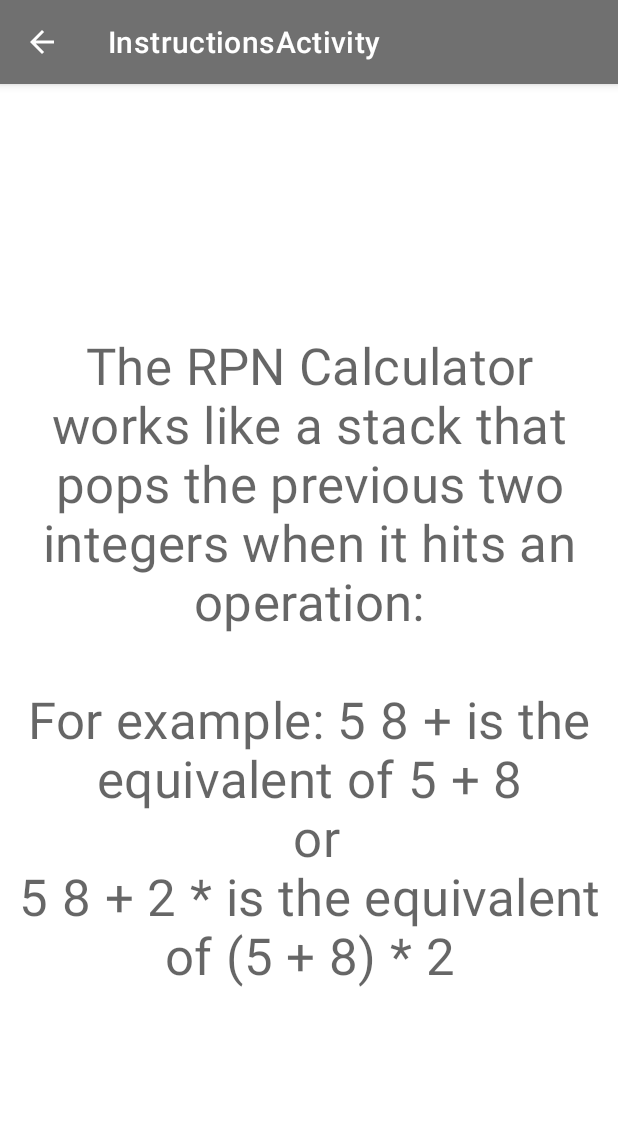
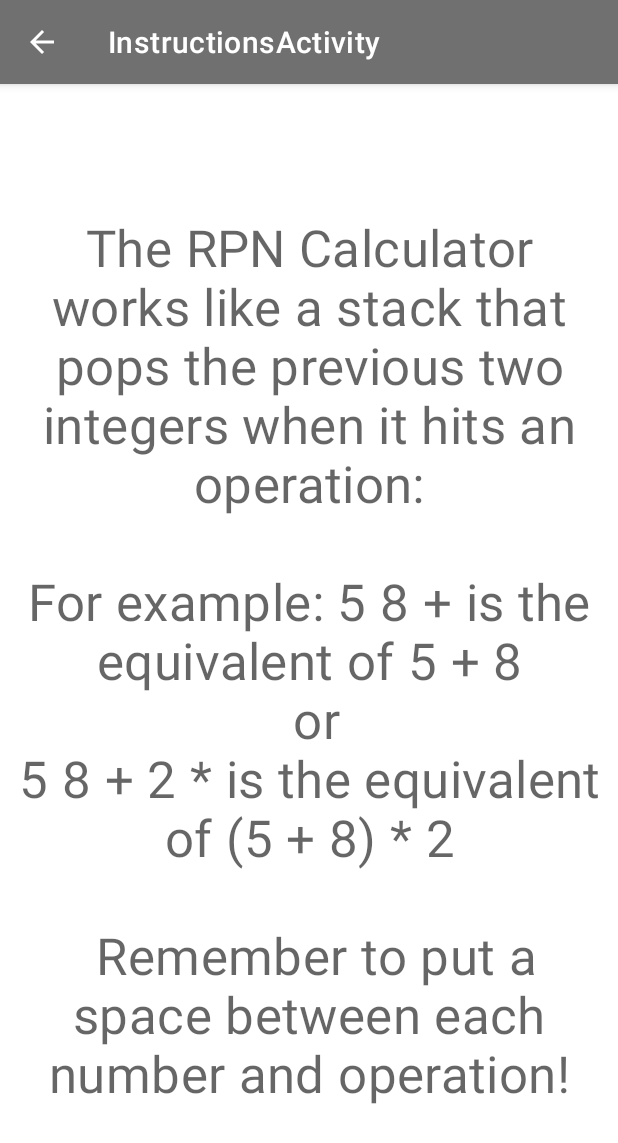
Before and after one commit to RachelBrisman/RPN-Calculator-MCON521, an Android app: the InstructionsActivity screen opened directly, with no data from a screen before it, on a phone screen of 412 x 824 dp. Shown: the top 1143 px of the screen. Run offline under Robolectric (Android 15) with nearby library versions, the phone set to English and light mode, and no system bars.

Commit message:
xml fixes

```diff
--- a/app/src/main/res/layout/activity_instructions.xml
+++ b/app/src/main/res/layout/activity_instructions.xml
@@ -6,27 +6,7 @@
     android:layout_height="match_parent"
     tools:context=".InstructionsActivity">
 
-    <com.google.android.material.appbar.AppBarLayout
-        android:layout_width="match_parent"
-        android:layout_height="wrap_content"
-        android:theme="@style/Theme.RPNCalculator.AppBarOverlay">
-
-        <androidx.appcompat.widget.Toolbar
-            android:id="@+id/toolbar"
-            android:layout_width="match_parent"
-            android:layout_height="?attr/actionBarSize"
-            android:background="?attr/colorPrimary"
-            app:popupTheme="@style/Theme.RPNCalculator.PopupOverlay" />
-
-    </com.google.android.material.appbar.AppBarLayout>
-
-    <TextView
-        android:layout_width="match_parent"
-        android:layout_height="match_parent"
-        android:layout_marginTop="?actionBarSize"
-        android:padding="8dp"
-        android:textAppearance="@style/TextAppearance.MaterialComponents.Headline4"
-        android:gravity="center"
-        android:text="The RPN Calculator works like a stack that pops the previous two integers when it hits an operation:\n\nFor example: 5 8 + is the equivalent of 5 + 8\n or\n5 8 + 2 * is the equivalent of (5 + 8) * 2" />
+    <include layout="@layout/instructions_include_top_bar" />
+    <include layout="@layout/instructions_include_instructions_text" />
 
 </androidx.coordinatorlayout.widget.CoordinatorLayout>
--- /dev/null
+++ b/app/src/main/res/layout/instructions_include_instructions_text.xml
@@ -0,0 +1,11 @@
+<?xml version="1.0" encoding="utf-8"?>
+<TextView xmlns:android="http://schemas.android.com/apk/res/android"
+    xmlns:tools="http://schemas.android.com/tools"
+    android:layout_width="match_parent"
+    android:layout_height="match_parent"
+    android:layout_marginTop="?actionBarSize"
+    android:padding="@dimen/padding"
+    android:textAppearance="@style/TextAppearance.MaterialComponents.Headline4"
+    android:gravity="center"
+    android:text="@string/instructions"
+    tools:showIn="@layout/activity_instructions" />
--- /dev/null
+++ b/app/src/main/res/layout/instructions_include_top_bar.xml
@@ -0,0 +1,17 @@
+<?xml version="1.0" encoding="utf-8"?>
+<com.google.android.material.appbar.AppBarLayout xmlns:app="http://schemas.android.com/apk/res-auto"
+    xmlns:android="http://schemas.android.com/apk/res/android"
+    xmlns:tools="http://schemas.android.com/tools"
+    android:layout_width="match_parent"
+    android:layout_height="wrap_content"
+    android:theme="@style/Theme.RPNCalculator.AppBarOverlay"
+    tools:showIn="@layout/activity_instructions">
+
+    <androidx.appcompat.widget.Toolbar
+        android:id="@+id/toolbar"
+        android:layout_width="match_parent"
+        android:layout_height="?attr/actionBarSize"
+        android:background="?attr/colorPrimary"
+        app:popupTheme="@style/Theme.RPNCalculator.PopupOverlay" />
+
+</com.google.android.material.appbar.AppBarLayout>
--- a/app/src/main/res/layout/main_include_buttons.xml
+++ b/app/src/main/res/layout/main_include_buttons.xml
@@ -6,7 +6,7 @@
     style="@style/MaterialCardWithBorder"
     android:layout_width="wrap_content"
     android:layout_height="wrap_content"
-    android:layout_margin="8dp"
+    android:layout_margin="@dimen/padding"
     android:alpha=".8"
     app:layout_constraintBottom_toTopOf="@id/fab"
     app:layout_constraintEnd_toEndOf="parent"
@@ -85,7 +85,7 @@
         <ImageButton
             style="@style/BorderlessButton"
             android:layout_width="match_parent"
-            android:layout_height="60dp"
+            android:layout_height="@dimen/image_height"
             android:onClick="backspaceEquation"
             android:src="?attr/homeAsUpIndicator"
             app:tint="@android:color/black" />
@@ -94,7 +94,7 @@
             style="@style/BorderlessButton"
             android:layout_columnSpan="2"
             android:layout_gravity="center_horizontal"
-            android:text="SPACE"
+            android:text="@string/space"
             android:onClick="addSpaceToEquation" />
     </GridLayout>
 
--- a/app/src/main/res/layout/main_include_calculate_button.xml
+++ b/app/src/main/res/layout/main_include_calculate_button.xml
@@ -5,8 +5,8 @@
     android:id="@+id/fab"
     android:layout_width="wrap_content"
     android:layout_height="wrap_content"
-    android:layout_margin="8dp"
-    android:text="Calculate"
+    android:layout_margin="@dimen/padding"
+    android:text="@string/calculate"
     app:layout_constraintBottom_toBottomOf="parent"
     app:layout_constraintEnd_toEndOf="parent"
     app:layout_constraintStart_toStartOf="parent"
--- a/app/src/main/res/layout/main_include_equation.xml
+++ b/app/src/main/res/layout/main_include_equation.xml
@@ -3,10 +3,10 @@
     xmlns:android="http://schemas.android.com/apk/res/android"
     xmlns:tools="http://schemas.android.com/tools"
     android:id="@+id/equation"
-    android:text="PLACEHOLDER"
+    android:text="@string/placeholder"
     android:layout_width="wrap_content"
     android:layout_height="wrap_content"
-    android:layout_margin="8dp"
+    android:layout_margin="@dimen/padding"
     android:textAppearance="@style/TextAppearance.AppCompat.Large"
     app:layout_constraintBottom_toTopOf="@+id/materialCardView"
     app:layout_constraintEnd_toEndOf="parent"
--- a/app/src/main/res/layout/main_include_instructions.xml
+++ b/app/src/main/res/layout/main_include_instructions.xml
@@ -1,6 +1,4 @@
 <?xml version="1.0" encoding="utf-8"?>
-
-
 <com.google.android.material.appbar.AppBarLayout xmlns:app="http://schemas.android.com/apk/res-auto"
     xmlns:android="http://schemas.android.com/apk/res/android"
     xmlns:tools="http://schemas.android.com/tools"
@@ -18,7 +16,7 @@
         android:layout_width="match_parent"
         android:layout_height="wrap_content"
         android:gravity="center"
-        android:text="Type in a Reverse Polish Notation Equation"
+        android:text="@string/instruction"
         android:textAppearance="@style/TextAppearance.MaterialComponents.Subtitle1"
         android:textColor="@android:color/primary_text_dark"
         android:textStyle="bold" />
--- a/app/src/main/res/values/dimens.xml
+++ b/app/src/main/res/values/dimens.xml
@@ -2,4 +2,6 @@
     <dimen name="fab_margin">16dp</dimen>
     <dimen name="slim_margin">4dp</dimen>
     <dimen name="double_activity_margin">16dp</dimen>
+    <dimen name="padding">8dp</dimen>
+    <dimen name="image_height">60dp</dimen>
 </resources>
--- a/app/src/main/res/values/strings.xml
+++ b/app/src/main/res/values/strings.xml
@@ -10,4 +10,9 @@
     <string name="hello_first_fragment">Hello first fragment</string>
     <string name="hello_second_fragment">Hello second fragment. Arg: %1$s</string>
     <string name="title_activity_instructions">InstructionsActivity</string>
+    <string name="instructions">The RPN Calculator works like a stack that pops the previous two integers when it hits an operation:\n\nFor example: 5 8 + is the equivalent of 5 + 8\n or\n5 8 + 2 * is the equivalent of (5 + 8) * 2\n\n Remember to put a space between each number and operation!</string>
+    <string name="space">SPACE</string>
+    <string name="calculate">Calculate</string>
+    <string name="placeholder">PLACEHOLDER</string>
+    <string name="instruction">Type in a Reverse Polish Notation Equation</string>
 </resources>
```
Also changed, not shown: app/src/main/res/layout/activity_main.xml (+1 -23 lines), app/src/main/res/layout/main_include_equation_buttons_result.xml (+3 -17 lines), app/src/main/res/layout/main_include_top_bar.xml (added, +17 -0 lines).
